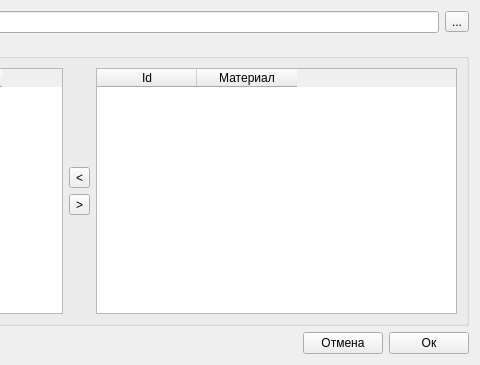
Old version of the form krform.ui in the repository Balyaev-D-A/MFDB; both pictures show x 322 to 802 and y 0 to 365 of the 802 by 365 pixel window.
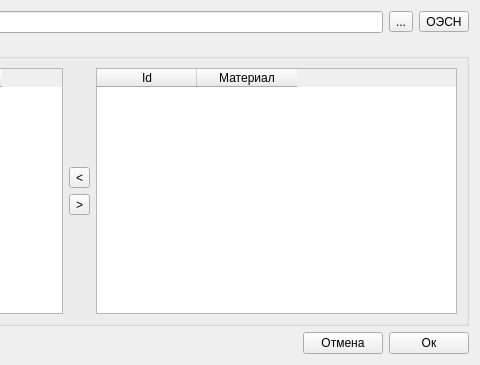
New version of the form. Custom widgets are drawn as their Qt base class.

The edit to the form file:
```diff
--- a/krform.ui
+++ b/krform.ui
@@ -37,6 +37,13 @@
        </property>
       </widget>
      </item>
+     <item>
+      <widget class="QToolButton" name="oesnButton">
+       <property name="text">
+        <string>ОЭСН</string>
+       </property>
+      </widget>
+     </item>
     </layout>
    </item>
    <item>
```
